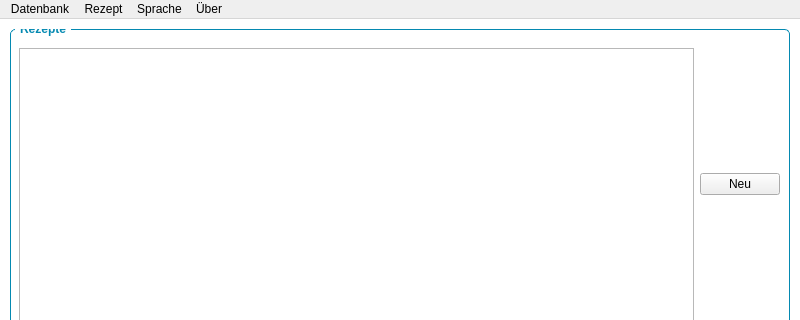
Old version of the form src/mainwindow.ui in the repository Kampi/Food-Database; both pictures show x 0 to 800 and y 0 to 320 of the 800 by 700 pixel window.
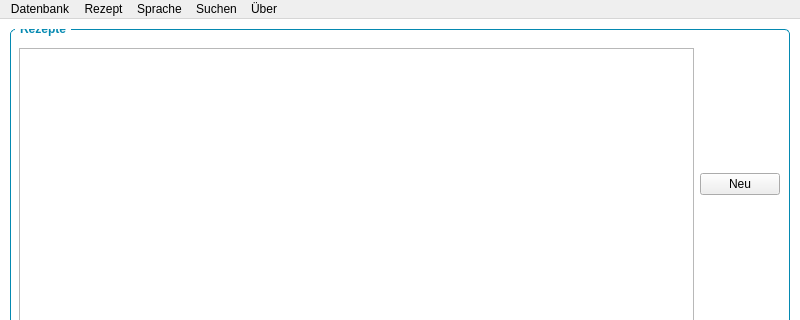
New version of the form. Icons and pictures are not drawn.

Commit message: mainwindow: 	- Set directory for file dialogs to home directory 	- Fix wrong recipe selection during export 	- Add 'Search' menu 	- Clean up the old weird model code

Diff of the .ui file:
```diff
--- a/src/mainwindow.ui
+++ b/src/mainwindow.ui
@@ -228,9 +228,15 @@
     <addaction name="action_German"/>
     <addaction name="action_EnglishUS"/>
    </widget>
+   <widget class="QMenu" name="menu_Search">
+    <property name="title">
+     <string>Suchen</string>
+    </property>
+   </widget>
    <addaction name="menu_Database"/>
    <addaction name="menu_Recipe"/>
    <addaction name="menu_Language"/>
+   <addaction name="menu_Search"/>
    <addaction name="menu_About"/>
   </widget>
   <widget class="QStatusBar" name="statusBar"/>
```
The commit also changes 43 other files.
